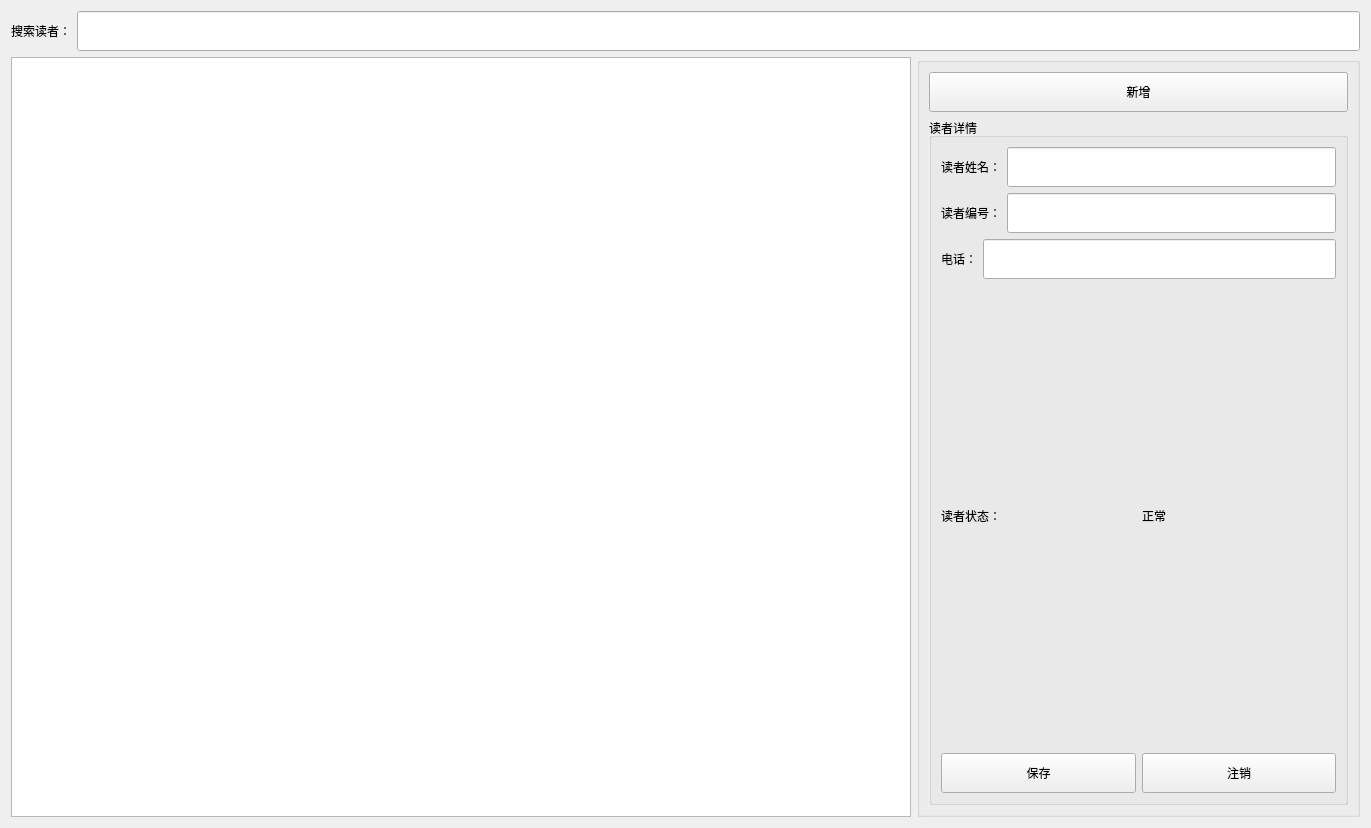
Above: src/EditReaderForm.ui from zhiweij1/LibrarySystem before the change. Below: the same form after it.
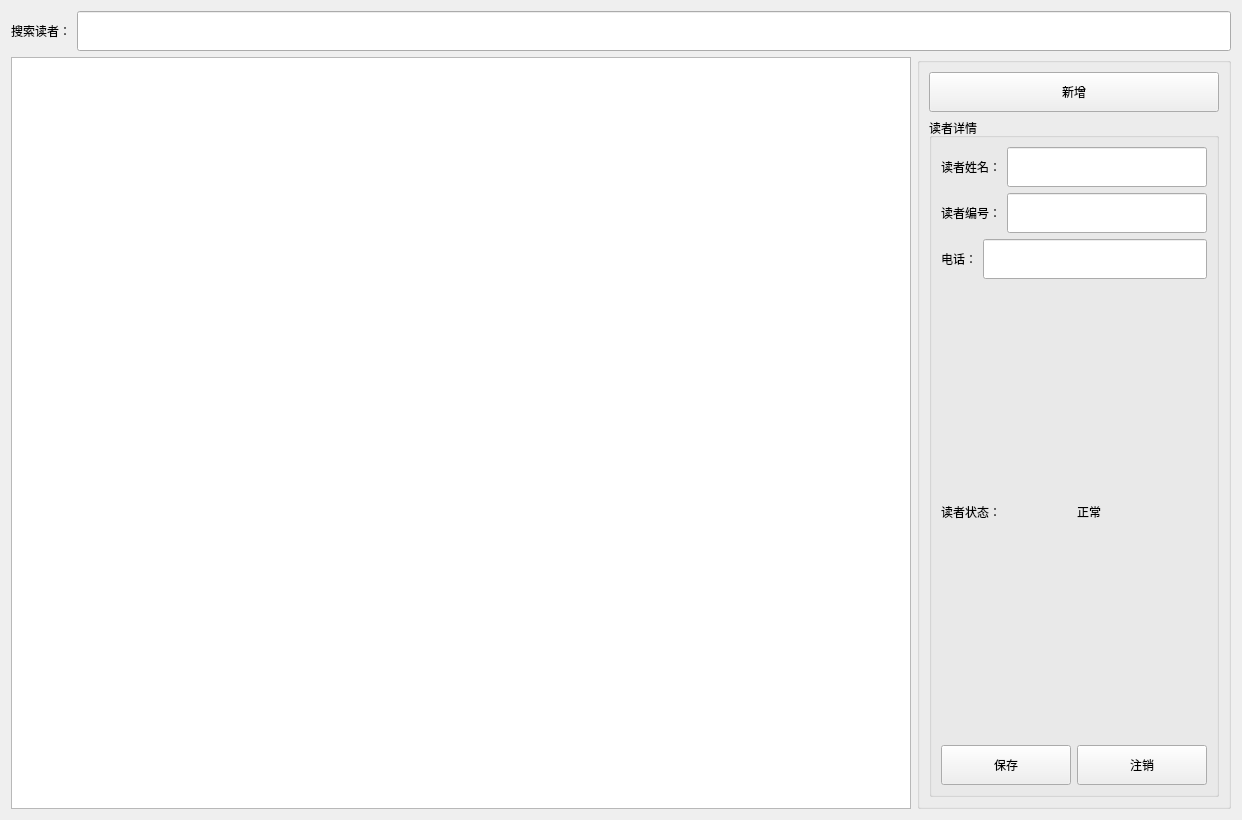
That is the form after the change.

Patch:
```diff
--- a/src/EditReaderForm.ui
+++ b/src/EditReaderForm.ui
@@ -6,8 +6,8 @@
    <rect>
     <x>0</x>
     <y>0</y>
-    <width>1371</width>
-    <height>828</height>
+    <width>1070</width>
+    <height>820</height>
    </rect>
   </property>
   <property name="windowTitle">
```
